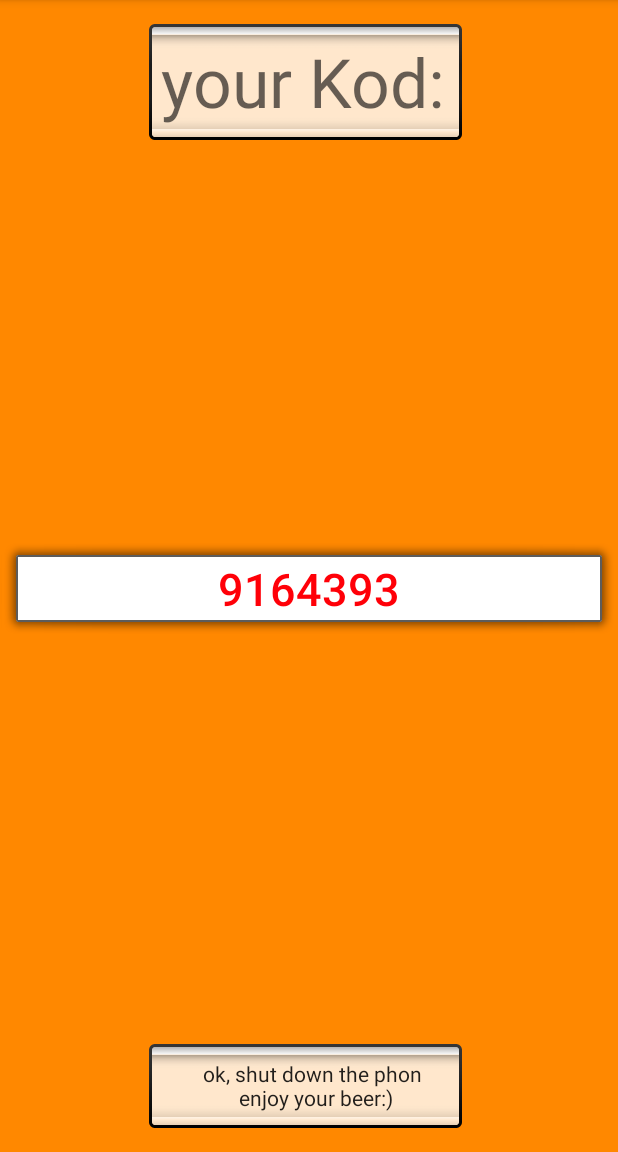
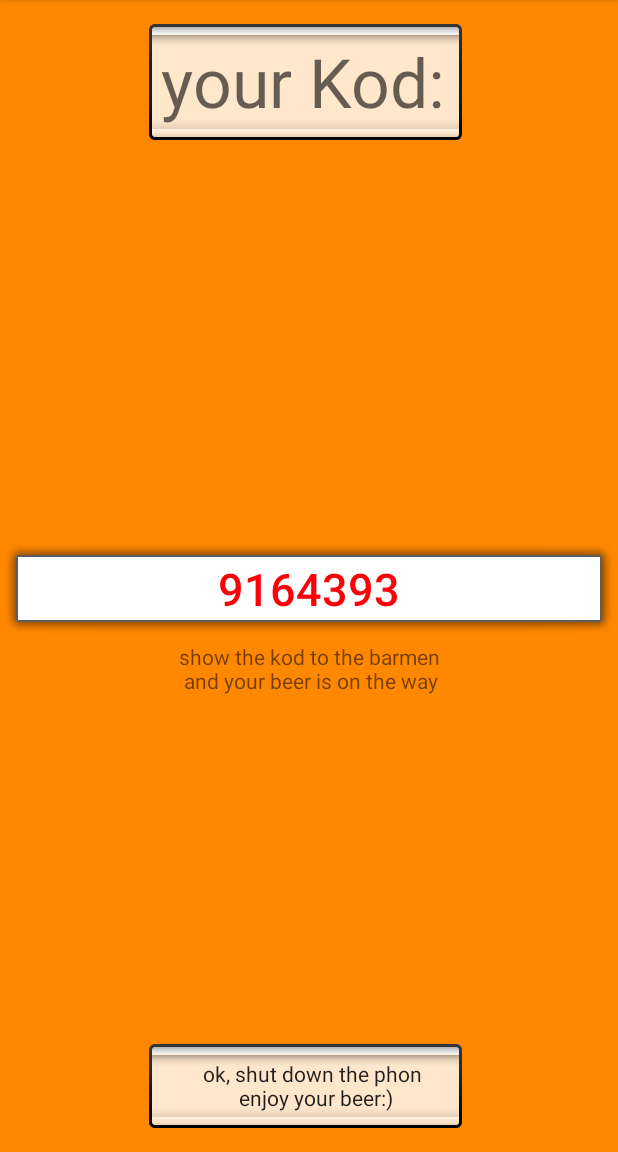
Before and after one commit to mayagel/BarBari, an Android app: the TheBar screen opened directly, with no data from a screen before it, after a tap on "BUY CHIP BEER", on a phone screen of 412 x 824 dp, the part 84-1236 px from its top. Run offline under Robolectric (Android 15) with nearby library versions, the phone set to English and light mode, and no system bars.

```diff
--- a/app/src/main/java/com/example/yagel/barbari/CreatUserActivity.java
+++ b/app/src/main/java/com/example/yagel/barbari/CreatUserActivity.java
@@ -5,9 +5,12 @@ import android.os.Bundle;
 
 public class CreatUserActivity extends AppCompatActivity {
 
+    OrderTable dbOrderTable;
+
     @Override
     protected void onCreate(Bundle savedInstanceState) {
         super.onCreate(savedInstanceState);
         setContentView(R.layout.activity_creat_user);
+        dbOrderTable= new OrderTable(this);
     }
 }
--- a/app/src/main/java/com/example/yagel/barbari/TheBar.java
+++ b/app/src/main/java/com/example/yagel/barbari/TheBar.java
@@ -73,16 +73,4 @@ public static int the_kod;
                     }
             );
     }
-
-/*
-        ArrayList<String> arrayBar= new ArrayList<>();
-        arrayBar.addAll(Arrays.asList(getResources().getStringArray(R.array.bar_des)));
-
-        adapter=new ArrayAdapter<String>(
-                this,
-                android.R.layout.simple_list_item_1,
-                arrayBar
-        );
-        */
-
-    }
+}
--- a/app/src/main/java/com/example/yagel/barbari/YourKod.java
+++ b/app/src/main/java/com/example/yagel/barbari/YourKod.java
@@ -2,21 +2,38 @@ package com.example.yagel.barbari;
 
 import android.support.v7.app.AppCompatActivity;
 import android.os.Bundle;
+import android.view.KeyEvent;
+import android.view.View;
 import android.widget.TextView;
 
 public class YourKod extends AppCompatActivity {
 
     private TextView the_kod;
+    private TextView the_end;
 
     @Override
     protected void onCreate(Bundle savedInstanceState) {
         super.onCreate(savedInstanceState);
         setContentView(R.layout.activity_your_kod);
         theKod();
+        theEnd();
     }
-
     public void theKod(){
         the_kod=(TextView) findViewById(R.id.the_kod);
         the_kod.setText(String.valueOf(TheBar.the_kod));
     }
+
+
+    public void theEnd(){
+        the_end=(TextView) findViewById(R.id.the_end);
+        the_end.setOnClickListener(
+                new View.OnClickListener() {
+                    @Override
+                    public void onClick(View view) {
+                        YourKod.this.moveTaskToBack(true);
+                    }
+                }
+        );
+    }
+
 }
--- a/app/src/main/res/layout/activity_your_kod.xml
+++ b/app/src/main/res/layout/activity_your_kod.xml
@@ -56,5 +56,15 @@
         app:layout_constraintHorizontal_bias="0.5"
         app:layout_constraintStart_toStartOf="parent" />
 
+    <TextView
+        android:id="@+id/eara"
+        android:layout_width="wrap_content"
+        android:layout_height="wrap_content"
+        android:text="show the kod to the barmen\n and your beer is on the way"
+        app:layout_constraintEnd_toEndOf="parent"
+        app:layout_constraintHorizontal_bias="0.5"
+        app:layout_constraintStart_toStartOf="parent"
+        app:layout_constraintTop_toBottomOf="@+id/the_kod" />
+
 
 </android.support.constraint.ConstraintLayout>
--- a/app/src/main/res/values/strings.xml
+++ b/app/src/main/res/values/strings.xml
@@ -16,7 +16,7 @@
     <string name="forgot_password">forgot password</string>
     <string name="get_in_as_a_guest">get in as a guest</string>
     <string name="creat_user">creat user</string>
-    <string name="manager_login_btn">LogIn as\n Bar Manager</string>
+    <string name="manager_login_btn">LogIn as\n Manager</string>
 
     <string-array name="my_bar">
         <item>bar1</item>
```
Also changed, not shown: app/src/main/java/Bar.java (deleted, +0 -68 lines), app/src/main/java/Costumer.java (deleted, +0 -49 lines), app/src/main/java/Manager.java (deleted, +0 -48 lines), app/src/main/java/OrderTable.java (deleted, +0 -12 lines), app/src/main/java/com/example/yagel/barbari/Bar.java (added, +71 -0 lines), app/src/main/java/com/example/yagel/barbari/Costumer.java (added, +69 -0 lines), app/src/main/java/com/example/yagel/barbari/Manager.java (added, +74 -0 lines), app/src/main/java/com/example/yagel/barbari/OrderTable.java (added, +38 -0 lines).
